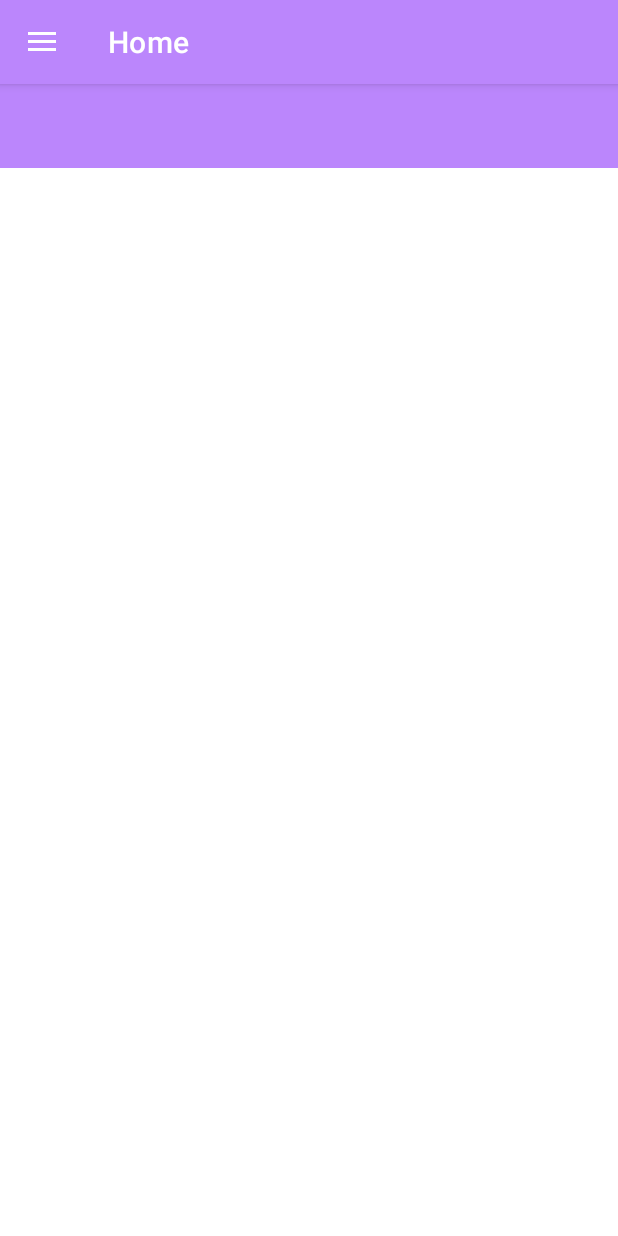
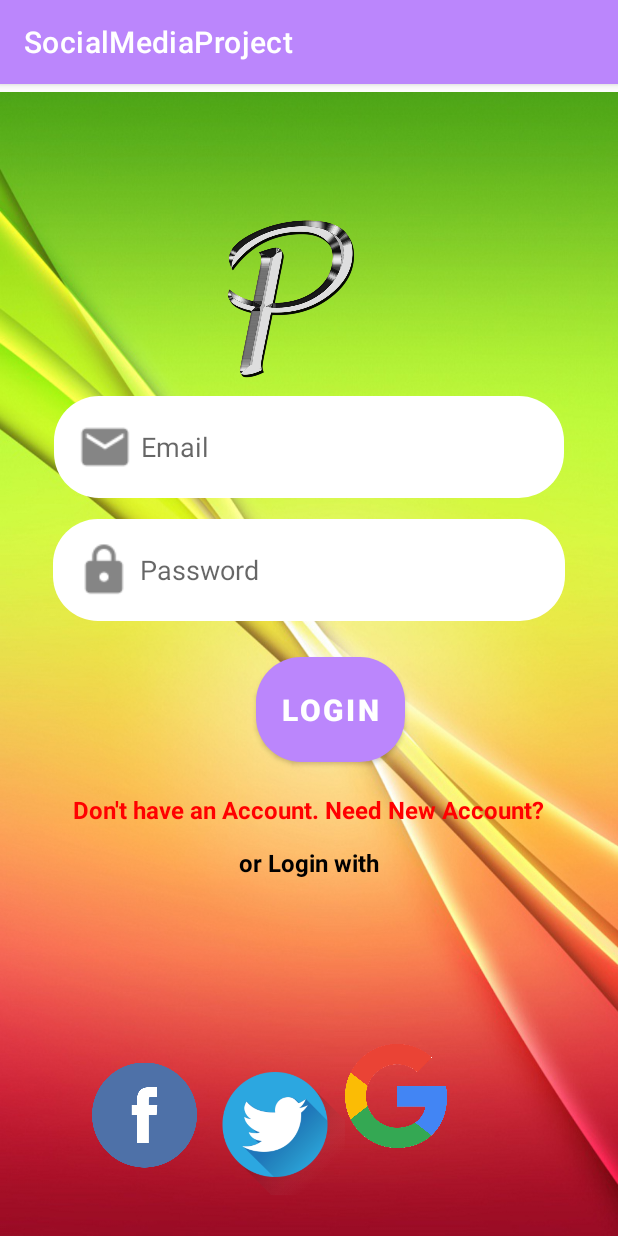
Before and after one commit to TibaAlanssari/RecycleApp, an Android app: the screen it shows after launch (MainActivity before the commit, LoginActivity after it), on a phone screen of 412 x 824 dp. Run offline under Robolectric (Android 15) with nearby library versions, the phone set to English and light mode, and no system bars; our stand-ins replace Firebase (no records; nobody signed in at launch, a user with empty details on screens opened directly).

Commit message:
task 7 - switches to create new user screen from login activity

```diff
--- a/app/src/main/java/com/example/socialmediaproject/LoginActivity.java
+++ b/app/src/main/java/com/example/socialmediaproject/LoginActivity.java
@@ -19,12 +19,12 @@ public class LoginActivity extends AppCompatActivity {
         super.onCreate(savedInstanceState);
         setContentView(R.layout.activity_login);
 
-        //  NeedNewAccountLink = (TextView) findViewById(R.id.register_account_link);
-        // UserEmail = (EditText) findViewById(R.id.login_email);
-        // UserPassword =(EditText) findViewById(R.id.login_password);
-        // LoginButton = (Button) findViewById(R.id.login_button);
+          NeedNewAccountLink = (TextView) findViewById(R.id.register_account_link);
+         UserEmail = (EditText) findViewById(R.id.login_email);
+         UserPassword =(EditText) findViewById(R.id.login_password);
+         LoginButton = (Button) findViewById(R.id.login_button);
 
-     /*   NeedNewAccountLink.setOnClickListener(new View.OnClickListener() {
+       NeedNewAccountLink.setOnClickListener(new View.OnClickListener() {
             @Override
             public void onClick(View v) {
                 SendUsetToRegisterActivity();
@@ -35,6 +35,6 @@ public class LoginActivity extends AppCompatActivity {
     private void SendUsetToRegisterActivity() {
         Intent registerIntent = new Intent (LoginActivity.this, RegisterActivity.class);
         startActivity(registerIntent);
-    } */
     }
+
 }
--- a/app/src/main/java/com/example/socialmediaproject/MainActivity.java
+++ b/app/src/main/java/com/example/socialmediaproject/MainActivity.java
@@ -44,7 +44,7 @@ public class MainActivity extends AppCompatActivity {
         drawerLayout.addDrawerListener(actionBarDrawerToggle);
         actionBarDrawerToggle.syncState();
         getSupportActionBar().setDisplayHomeAsUpEnabled(true);
-        navigationView = (NavigationView)findViewById(R.id.navigation_view); // to be fixed later
+        navigationView = (NavigationView)findViewById(R.id.navigation_view);
         View navView = navigationView.inflateHeaderView(R.layout.navigation_header);
 
         navigationView.setNavigationItemSelectedListener(new NavigationView.OnNavigationItemSelectedListener() {
@@ -56,7 +56,7 @@ public class MainActivity extends AppCompatActivity {
         });
     }
 
-    /*
+
     @Override
     protected void onStart() {
         super.onStart();
@@ -78,7 +78,6 @@ public class MainActivity extends AppCompatActivity {
         finish();
     }
 
-*/
     @Override
     public boolean onOptionsItemSelected(@NonNull MenuItem item) {
         if(actionBarDrawerToggle.onOptionsItemSelected(item)){
```
